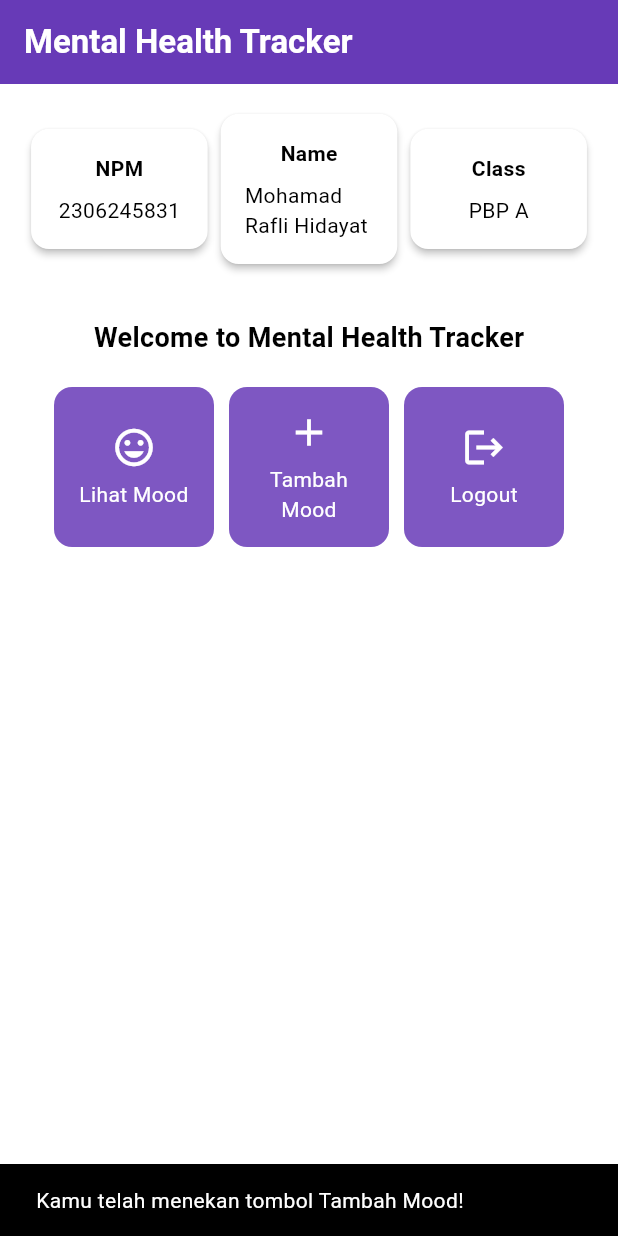
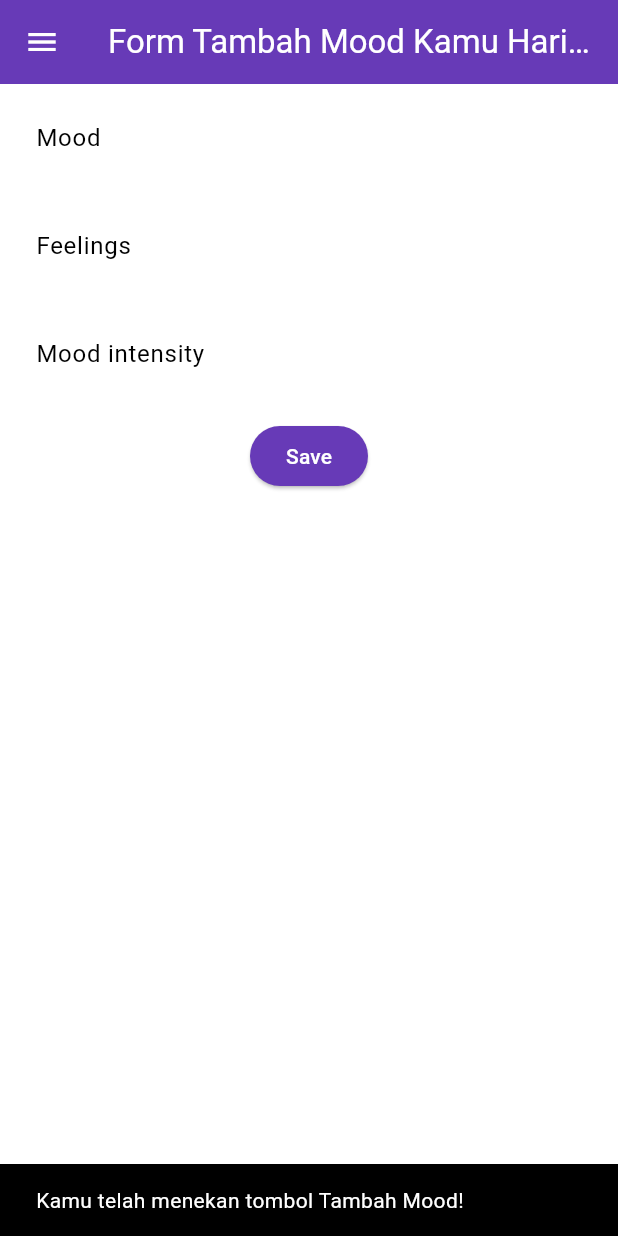
Before and after one commit to flihid/mental-health-tracker-mobile, a Flutter app: the MyHomePage screen opened directly, after a tap on "Tambah Mood", on a phone screen of 412 x 824 dp. Run offline on Flutter 3.47's test engine with Material 3 defaults, Android fonts, the phone set to English and light mode, and no system bars; statements that could not run were skipped.

Commit message:
tutorial 7 selesai

```diff
--- a/lib/menu.dart
+++ b/lib/screens/menu.dart
@@ -1,4 +1,8 @@
 import 'package:flutter/material.dart';
+import 'package:mental_health_tracker/widgets/mood_card.dart';
+
+// Impor drawer widget
+import 'package:mental_health_tracker/widgets/left_drawer.dart';
 
 class MyHomePage extends StatelessWidget {
     final String npm = '2306245831'; // NPM
@@ -29,7 +33,11 @@ class MyHomePage extends StatelessWidget {
         ),
         // Warna latar belakang AppBar diambil dari skema warna tema aplikasi.
         backgroundColor: Theme.of(context).colorScheme.primary,
+        // Mengganti warna icon drawer menjadi putih
+        iconTheme: const IconThemeData(color: Colors.white),
       ),
+      // Masukkan drawer sebagai parameter nilai drawer dari widget Scaffold
+      drawer: const LeftDrawer(),
       // Body halaman dengan padding di sekelilingnya.
       body: Padding(
         padding: const EdgeInsets.all(16.0),
@@ -125,64 +133,3 @@ class InfoCard extends StatelessWidget {
     );
   }
 }
-
-class ItemHomepage {
-    final String name;
-    final IconData icon;
-
-    ItemHomepage(this.name, this.icon);
-}
-
-class ItemCard extends StatelessWidget {
-  // Menampilkan kartu dengan ikon dan nama.
-
-  final ItemHomepage item;
-
-  const ItemCard(this.item, {super.key});
-
-  @override
-  Widget build(BuildContext context) {
-    return Material(
-      // Menentukan warna latar belakang dari tema aplikasi.
-      color: Theme.of(context).colorScheme.secondary,
-      // Membuat sudut kartu melengkung.
-      borderRadius: BorderRadius.circular(12),
-
-      child: InkWell(
-        // Aksi ketika kartu ditekan.
-        onTap: () {
-          // Menampilkan pesan SnackBar saat kartu ditekan.
-          ScaffoldMessenger.of(context)
-            ..hideCurrentSnackBar()
-            ..showSnackBar(
-              SnackBar(content: Text("Kamu telah menekan tombol ${item.name}!"))
-            );
-        },
-        // Container untuk menyimpan Icon dan Text
-        child: Container(
-          padding: const EdgeInsets.all(8),
-          child: Center(
-            child: Column(
-              // Menyusun ikon dan teks di tengah kartu.
-              mainAxisAlignment: MainAxisAlignment.center,
-              children: [
-                Icon(
-                  item.icon,
-                  color: Colors.white,
-                  size: 30.0,
-                ),
-                const Padding(padding: EdgeInsets.all(3)),
-                Text(
-                  item.name,
-                  textAlign: TextAlign.center,
-                  style: const TextStyle(color: Colors.white),
-                ),
-              ],
-            ),
-          ),
-        ),
-      ),
-    );
-  }
-
-}
--- /dev/null
+++ b/lib/screens/moodentry_form.dart
@@ -0,0 +1,161 @@
+import 'package:flutter/material.dart';
+import 'package:mental_health_tracker/widgets/left_drawer.dart';
+
+class MoodEntryFormPage extends StatefulWidget {
+  const MoodEntryFormPage({super.key});
+
+  @override
+  State<MoodEntryFormPage> createState() => _MoodEntryFormPageState();
+}
+
+class _MoodEntryFormPageState extends State<MoodEntryFormPage> {
+  final _formKey = GlobalKey<FormState>();
+	String _mood = "";
+	String _feelings = "";
+	int _moodIntensity = 0;
+
+  @override
+  Widget build(BuildContext context) {
+    return Scaffold(
+      appBar: AppBar(
+        title: const Center(
+          child: Text(
+            'Form Tambah Mood Kamu Hari ini',
+          ),
+        ),
+        backgroundColor: Theme.of(context).colorScheme.primary,
+        foregroundColor: Colors.white,
+      ),
+      drawer: const LeftDrawer(),
+      body: Form(
+        key: _formKey,
+        child: SingleChildScrollView(
+          child: Column(
+              crossAxisAlignment: CrossAxisAlignment.start,
+              children: [
+                Padding(
+                  padding: const EdgeInsets.all(8.0),
+                  child: TextFormField(
+                    decoration: InputDecoration(
+                      hintText: "Mood",
+                      labelText: "Mood",
+                      border: OutlineInputBorder(
+                        borderRadius: BorderRadius.circular(5.0),
+                      ),
+                    ),
+                    onChanged: (String? value) {
+                      setState(() {
+                        _mood = value!;
+                      });
+                    },
+                    validator: (String? value) {
+                      if (value == null || value.isEmpty) {
+                        return "Mood tidak boleh kosong!";
+                      }
+                      return null;
+                    },
+                  ),
+                ),
+                Padding(
+                  padding: const EdgeInsets.all(8.0),
+                  child: TextFormField(
+                    decoration: InputDecoration(
+                      hintText: "Feelings",
+                      labelText: "Feelings",
+                      border: OutlineInputBorder(
+                        borderRadius: BorderRadius.circular(5.0),
+                      ),
+                    ),
+                    onChanged: (String? value) {
+                      setState(() {
+                        _feelings = value!;
+                      });
+                    },
+                    validator: (String? value) {
+                      if (value == null || value.isEmpty) {
+                        return "Feelings tidak boleh kosong!";
+                      }
+                      return null;
+                    },
+                  ),
+                ),
+                Padding(
+                  padding: const EdgeInsets.all(8.0),
+                  child: TextFormField(
+                    decoration: InputDecoration(
+                      hintText: "Mood intensity",
+                      labelText: "Mood intensity",
+                      border: OutlineInputBorder(
+                        borderRadius: BorderRadius.circular(5.0),
+                      ),
+                    ),
+                    onChanged: (String? value) {
+                      setState(() {
+                        _moodIntensity = int.tryParse(value!) ?? 0;
+                      });
+                    },
+                    validator: (String? value) {
+                      if (value == null || value.isEmpty) {
+                        return "Mood intensity tidak boleh kosong!";
+                      }
+                      if (int.tryParse(value) == null) {
+                        return "Mood intensity harus berupa angka!";
+                      }
+                      return null;
+                    },
+                  ),
+                ),
+                Align(
+                  alignment: Alignment.bottomCenter,
+                  child: Padding(
+                    padding: const EdgeInsets.all(8.0),
+                    child: ElevatedButton(
+                      style: ButtonStyle(
+                        backgroundColor: MaterialStateProperty.all(
+                            Theme.of(context).colorScheme.primary),
+                      ),
+                      onPressed: () {
+                        if (_formKey.currentState!.validate()) {
+                          showDialog(
+                            context: context,
+                            builder: (context) {
+                              return AlertDialog(
+                                title: const Text('Mood berhasil tersimpan'),
+                                content: SingleChildScrollView(
+                                  child: Column(
+                                    crossAxisAlignment: CrossAxisAlignment.start,
+                                    children: [
+                                      Text('Mood: $_mood'),
+                                      Text('Feelings: $_feelings'),
+                                      Text('Mood intensity: $_moodIntensity'),
+                                    ],
+                                  ),
+                                ),
+                                actions: [
+                                  TextButton(
+                                    child: const Text('OK'),
+                                    onPressed: () {
+                                      Navigator.pop(context);
+                                      _formKey.currentState!.reset();
+                                    },
+                                  ),
+                                ],
+                              );
+                            },
+                          );
+                        }
+                      },
+                      child: const Text(
+                        "Save",
+                        style: TextStyle(color: Colors.white),
+                      ),
+                    ),
+                  ),
+                ),
+              ],
+            ),
+        ),
+      ),
+    );
+  }
+}
--- /dev/null
+++ b/lib/widgets/left_drawer.dart
@@ -0,0 +1,69 @@
+import 'package:flutter/material.dart';
+import 'package:mental_health_tracker/menu.dart';
+import 'package:mental_health_tracker/screens/moodentry_form.dart';
+
+class LeftDrawer extends StatelessWidget {
+  const LeftDrawer({super.key});
+
+  @override
+  Widget build(BuildContext context) {
+    return Drawer(
+      child: ListView(
+        children: [
+          DrawerHeader(
+            decoration: BoxDecoration(
+              color: Theme.of(context).colorScheme.primary,
+            ),
+            child: const Column(
+              children: [
+                Text(
+                  'Mental Health Tracker',
+                  textAlign: TextAlign.center,
+                  style: TextStyle(
+                    fontSize: 24,
+                    fontWeight: FontWeight.bold,
+                    color: Colors.white,
+                  ),
+                ),
+                Padding(padding: EdgeInsets.all(8)),
+                Text(
+                  "Ayo jaga kesehatan mentalmu setiap hari disini!",
+                  textAlign: TextAlign.center,
+                  style: TextStyle(
+                    fontSize: 15,
+                    fontWeight: FontWeight.normal,
+                    color: Colors.white,
+                  ),
+                ),
+              ],
+            ),
+          ),
+            ListTile(
+              leading: const Icon(Icons.home_outlined),
+              title: const Text('Halaman Utama'),
+              // Bagian redirection ke MyHomePage
+              onTap: () {
+                Navigator.pushReplacement(
+                    context,
+                    MaterialPageRoute(
+                      builder: (context) => MyHomePage(),
+                    ));
+              },
+            ),
+            ListTile(
+              leading: const Icon(Icons.mood),
+              title: const Text('Tambah Mood'),
+              // Bagian redirection ke MoodEntryFormPage
+              onTap: () {
+                  Navigator.pushReplacement(
+                  context,
+                  MaterialPageRoute(
+                      builder: (context) => MoodEntryFormPage(),
+                  ));
+              },
+            ),
+          ],
+      ),
+    );
+  }
+}
--- /dev/null
+++ b/lib/widgets/mood_card.dart
@@ -0,0 +1,68 @@
+import 'package:mental_health_tracker/screens/moodentry_form.dart';
+import 'package:flutter/material.dart';
+class ItemHomepage {
+    final String name;
+    final IconData icon;
+
+    ItemHomepage(this.name, this.icon);
+}
+
+class ItemCard extends StatelessWidget {
+  // Menampilkan kartu dengan ikon dan nama.
+
+  final ItemHomepage item;
+
+  const ItemCard(this.item, {super.key});
+
+  @override
+  Widget build(BuildContext context) {
+    return Material(
+      // Menentukan warna latar belakang dari tema aplikasi.
+      color: Theme.of(context).colorScheme.secondary,
+      // Membuat sudut kartu melengkung.
+      borderRadius: BorderRadius.circular(12),
+
+      child: InkWell(
+        // Aksi ketika kartu ditekan.
+        // Area responsif terhadap sentuhan
+        onTap: () {
+          // Memunculkan SnackBar ketika diklik
+          ScaffoldMessenger.of(context)
+            ..hideCurrentSnackBar()
+            ..showSnackBar(SnackBar(
+                content: Text("Kamu telah menekan tombol ${item.name}!")));
+
+          // Navigate ke route yang sesuai (tergantung jenis tombol)
+          if (item.name == "Tambah Mood") {
+              Navigator.push(context,
+                  MaterialPageRoute(builder: (context) => const MoodEntryFormPage()));
+          }
+        },
+        // Container untuk menyimpan Icon dan Text
+        child: Container(
+          padding: const EdgeInsets.all(8),
+          child: Center(
+            child: Column(
+              // Menyusun ikon dan teks di tengah kartu.
+              mainAxisAlignment: MainAxisAlignment.center,
+              children: [
+                Icon(
+                  item.icon,
+                  color: Colors.white,
+                  size: 30.0,
+                ),
+                const Padding(padding: EdgeInsets.all(3)),
+                Text(
+                  item.name,
+                  textAlign: TextAlign.center,
+                  style: const TextStyle(color: Colors.white),
+                ),
+              ],
+            ),
+          ),
+        ),
+      ),
+    );
+  }
+
+}
```
